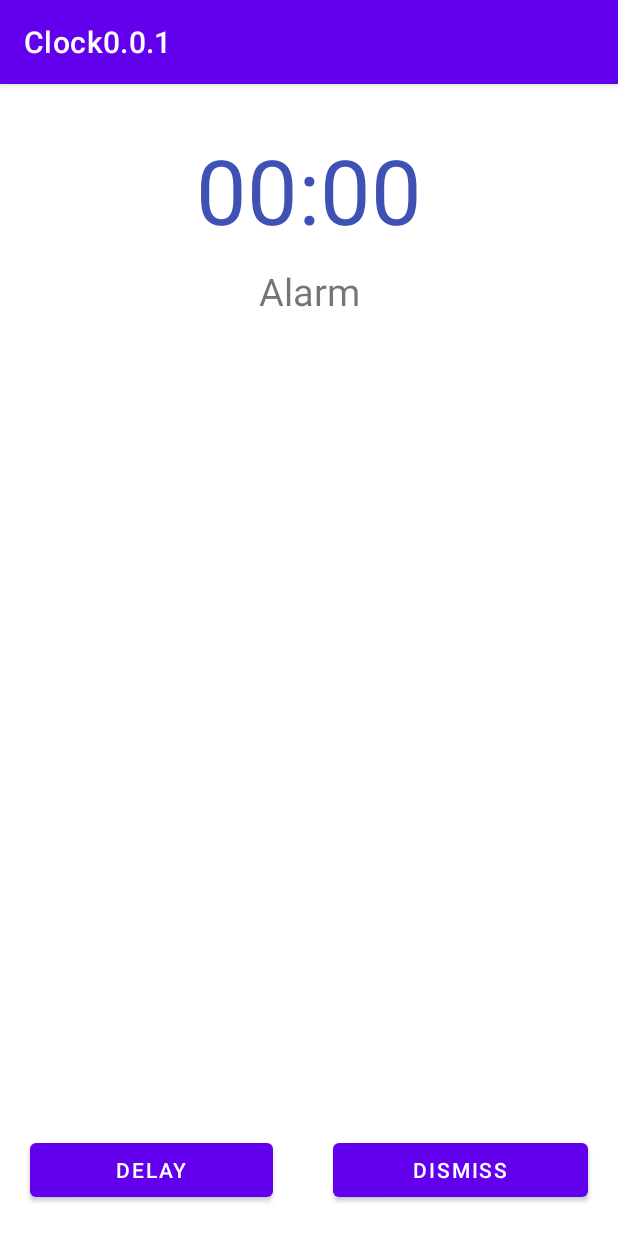
After one commit to mirkuriit/Clock0.0.1, an Android app: the AlarmRingActivity screen opened directly, with no data from a screen before it, on a phone screen of 412 x 824 dp. The commit adds this screen. Run offline under Robolectric (Android 15) with nearby library versions, the phone set to English and light mode, and no system bars.

```diff
--- a/app/src/main/AndroidManifest.xml
+++ b/app/src/main/AndroidManifest.xml
@@ -9,6 +9,14 @@
         android:roundIcon="@mipmap/ic_launcher_round"
         android:supportsRtl="true"
         android:theme="@style/Theme.Clock001">
+        <service
+            android:name=".AlarmForegroundService"
+            android:enabled="true"
+            android:exported="true"></service>
+
+        <activity
+            android:name=".AlarmRingActivity"
+            android:exported="false" />
         <activity
             android:name=".MainActivity"
             android:exported="true">
--- /dev/null
+++ b/app/src/main/java/com/terabyte/clock001/AlarmForegroundService.java
@@ -0,0 +1,16 @@
+package com.terabyte.clock001;
+
+import android.app.Service;
+import android.content.Intent;
+import android.os.IBinder;
+
+public class AlarmForegroundService extends Service {
+    public AlarmForegroundService() {
+    }
+
+    @Override
+    public IBinder onBind(Intent intent) {
+        // TODO: Return the communication channel to the service.
+        throw new UnsupportedOperationException("Not yet implemented");
+    }
+}
--- /dev/null
+++ b/app/src/main/java/com/terabyte/clock001/AlarmRingActivity.java
@@ -0,0 +1,14 @@
+package com.terabyte.clock001;
+
+import androidx.appcompat.app.AppCompatActivity;
+
+import android.os.Bundle;
+
+public class AlarmRingActivity extends AppCompatActivity {
+
+    @Override
+    protected void onCreate(Bundle savedInstanceState) {
+        super.onCreate(savedInstanceState);
+        setContentView(R.layout.activity_alarm_ring);
+    }
+}
--- /dev/null
+++ b/app/src/main/res/layout/activity_alarm_ring.xml
@@ -0,0 +1,65 @@
+<?xml version="1.0" encoding="utf-8"?>
+<androidx.constraintlayout.widget.ConstraintLayout xmlns:android="http://schemas.android.com/apk/res/android"
+    xmlns:app="http://schemas.android.com/apk/res-auto"
+    xmlns:tools="http://schemas.android.com/tools"
+    android:layout_width="match_parent"
+    android:layout_height="match_parent"
+    tools:context=".AlarmRingActivity">
+
+    <TextView
+        android:id="@+id/textAlarmRingTime"
+        style="@style/styleHeader2"
+        android:layout_width="wrap_content"
+        android:layout_height="wrap_content"
+        android:layout_marginTop="30dp"
+        android:text="00:00"
+        app:layout_constraintEnd_toEndOf="parent"
+        app:layout_constraintStart_toStartOf="parent"
+        app:layout_constraintTop_toTopOf="parent" />
+
+    <TextView
+        android:id="@+id/textAlarmRingHeader"
+        style="@style/styleDescription2"
+        android:layout_width="wrap_content"
+        android:layout_height="wrap_content"
+        android:layout_marginTop="10dp"
+        android:text="@string/alarm"
+        app:layout_constraintEnd_toEndOf="@+id/textAlarmRingTime"
+        app:layout_constraintStart_toStartOf="@+id/textAlarmRingTime"
+        app:layout_constraintTop_toBottomOf="@+id/textAlarmRingTime" />
+
+    <androidx.constraintlayout.widget.ConstraintLayout
+        android:id="@+id/constraintAlarmConundrum"
+        android:layout_width="match_parent"
+        android:layout_height="0dp"
+        app:layout_constraintBottom_toTopOf="@+id/linearLayout"
+        app:layout_constraintTop_toBottomOf="@+id/textAlarmRingHeader"
+        android:layout_marginTop="10dp"/>
+
+    <LinearLayout
+        android:id="@+id/linearLayout"
+        android:layout_width="match_parent"
+        android:layout_height="wrap_content"
+        android:orientation="horizontal"
+        app:layout_constraintBottom_toBottomOf="parent">
+
+        <Button
+            android:id="@+id/buttonAlarmDelay"
+            android:layout_width="wrap_content"
+            android:layout_height="wrap_content"
+            android:layout_margin="20dp"
+            android:layout_weight="1"
+            android:gravity="center"
+            android:text="@string/delay" />
+
+        <Button
+            android:id="@+id/buttonAlarmDismiss"
+            android:layout_width="wrap_content"
+            android:layout_height="wrap_content"
+            android:layout_margin="20dp"
+            android:layout_weight="1"
+            android:gravity="center"
+            android:text="@string/dismiss" />
+    </LinearLayout>
+
+</androidx.constraintlayout.widget.ConstraintLayout>
--- a/app/src/main/res/values/strings.xml
+++ b/app/src/main/res/values/strings.xml
@@ -18,4 +18,7 @@
     <string name="every_day">every day</string>
     <string name="today">today</string>
     <string name="tomorrow">tomorrow</string>
+    <string name="alarm">Alarm</string>
+    <string name="delay">delay</string>
+    <string name="dismiss">dismiss</string>
 </resources>
--- a/app/src/main/res/values/styles.xml
+++ b/app/src/main/res/values/styles.xml
@@ -4,7 +4,14 @@
         <item name="android:textSize">40sp</item>
         <item name="android:textColor">#009688</item>
     </style>
+    <style name="styleHeader2">
+        <item name="android:textSize">60sp</item>
+        <item name="android:textColor">#3F51B5</item>
+    </style>
     <style name="styleDescription1">
         <item name="android:textSize">15sp</item>
     </style>
+    <style name="styleDescription2">
+        <item name="android:textSize">25sp</item>
+    </style>
 </resources>
```
